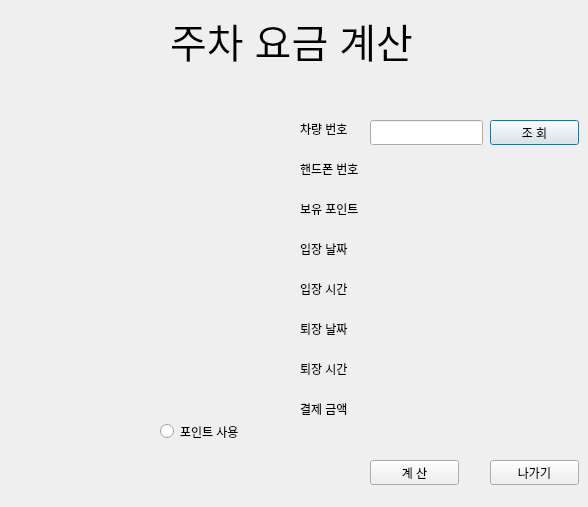
Above: cal.ui from mssung34/ALPR before the change. Below: the same form after it.
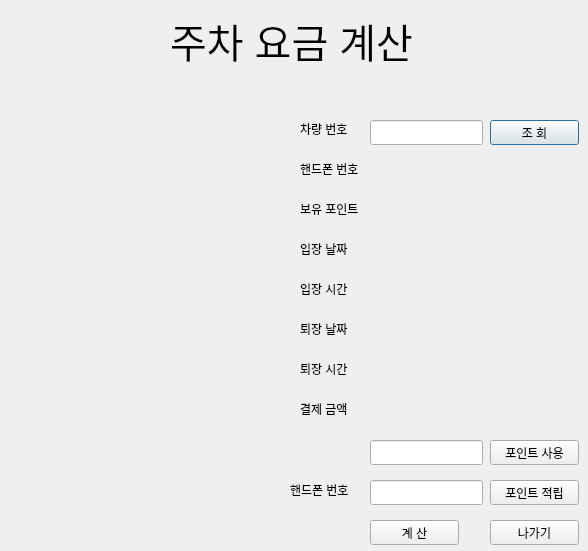
That is the form after the change. Icons and pictures are not drawn.

What changed in the file:
```diff
--- a/cal.ui
+++ b/cal.ui
@@ -7,7 +7,7 @@
     <x>0</x>
     <y>0</y>
     <width>588</width>
-    <height>507</height>
+    <height>551</height>
    </rect>
   </property>
   <property name="windowTitle">
@@ -168,7 +168,7 @@
    <property name="geometry">
     <rect>
      <x>490</x>
-     <y>460</y>
+     <y>520</y>
      <width>89</width>
      <height>25</height>
     </rect>
@@ -181,7 +181,7 @@
    <property name="geometry">
     <rect>
      <x>370</x>
-     <y>460</y>
+     <y>520</y>
      <width>89</width>
      <height>25</height>
     </rect>
@@ -190,19 +190,6 @@
     <string>계 산</string>
    </property>
   </widget>
-  <widget class="QRadioButton" name="radioButton">
-   <property name="geometry">
-    <rect>
-     <x>160</x>
-     <y>420</y>
-     <width>112</width>
-     <height>23</height>
-    </rect>
-   </property>
-   <property name="text">
-    <string>포인트 사용</string>
-   </property>
-  </widget>
   <widget class="QLabel" name="label_7">
    <property name="geometry">
     <rect>
@@ -216,6 +203,65 @@
     <string>보유 포인트</string>
    </property>
   </widget>
+  <widget class="QPushButton" name="point_btn">
+   <property name="geometry">
+    <rect>
+     <x>490</x>
+     <y>440</y>
+     <width>89</width>
+     <height>25</height>
+    </rect>
+   </property>
+   <property name="text">
+    <string>포인트 사용</string>
+   </property>
+  </widget>
+  <widget class="QLineEdit" name="point_input">
+   <property name="geometry">
+    <rect>
+     <x>370</x>
+     <y>440</y>
+     <width>113</width>
+     <height>25</height>
+    </rect>
+   </property>
+  </widget>
+  <widget class="QLineEdit" name="phone_input">
+   <property name="geometry">
+    <rect>
+     <x>370</x>
+     <y>480</y>
+     <width>113</width>
+     <height>25</height>
+    </rect>
+   </property>
+  </widget>
+  <widget class="QPushButton" name="take_btn">
+   <property name="geometry">
+    <rect>
+     <x>490</x>
+     <y>480</y>
+     <width>89</width>
+     <height>25</height>
+    </rect>
+   </property>
+   <property name="text">
+    <string>포인트 적립</string>
+   </property>
+  </widget>
+  <widget class="QLabel" name="label_8">
+   <property name="geometry">
+    <rect>
+     <x>290</x>
+     <y>480</y>
+     <width>81</width>
+     <height>20</height>
+    </rect>
+   </property>
+   <property name="text">
+    <string>핸드폰 번호</string>
+   </property>
+  </widget>
  </widget>
  <resources/>
  <connections/>
```
